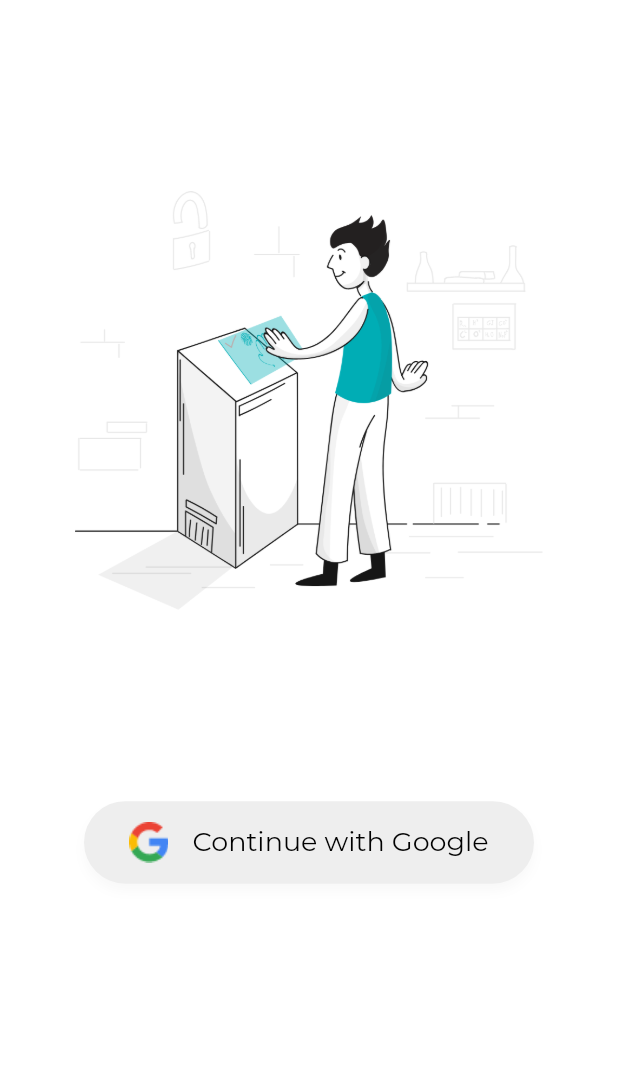
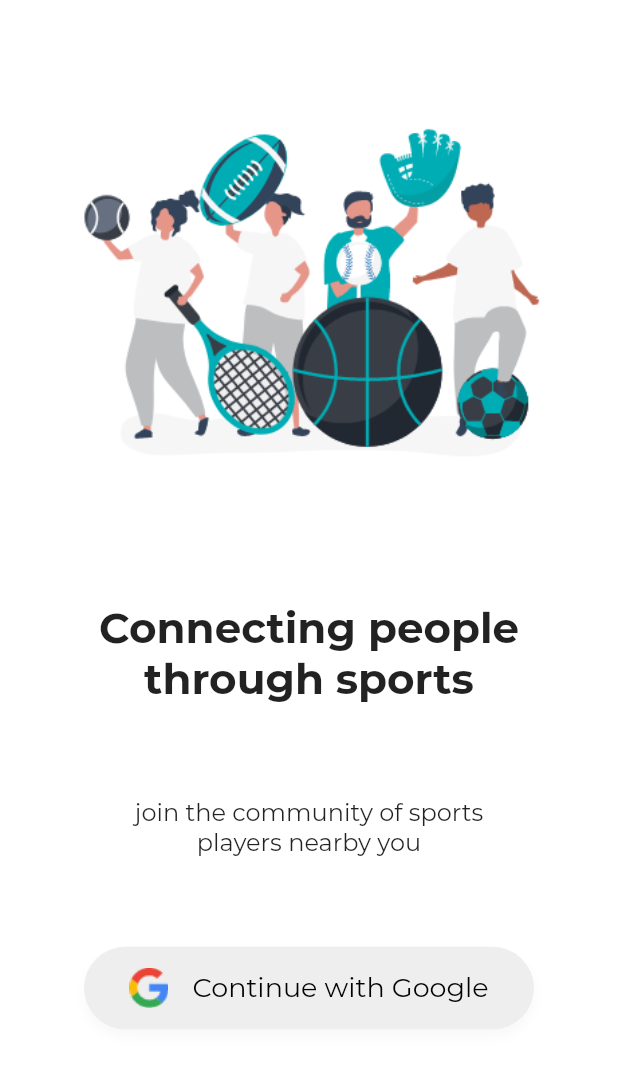
Before and after one commit to Runbhumi/Runbhumi, a Flutter app: the SecondPage screen opened by its route, on a phone screen of 412 x 824 dp. Shown: the top 1068 px of the screen. Run offline on Flutter 3.47's test engine with Material 2 defaults, Android fonts, the phone set to English and light mode, and no system bars; our stand-ins replace bubble_tab_indicator, cloud_firestore, datetime_picker_formfield, firebase_auth, firebase_core, google_sign_in and 2 more; accounts and stored records are empty; statements that could not run were skipped; project files that could hold a hidden picture were left out.

Commit message:
🔥enhanced secondpage.dart

```diff
--- a/lib/view/auth/secondPage.dart
+++ b/lib/view/auth/secondPage.dart
@@ -1,3 +1,5 @@
+import 'dart:ui';
+
 import '../../widget/widgets.dart';
 import 'package:Runbhumi/widget/googleOauth.dart';
 import 'package:flutter/material.dart';
@@ -19,7 +21,10 @@ class _SecondPageState extends State<SecondPage> {
             Padding(
               padding:
                   const EdgeInsets.symmetric(horizontal: 50.0, vertical: 20.0),
-              child: Image(image: AssetImage('assets/login.png')),
+              child: Image(
+                // image: AssetImage('assets/login.png'),
+                image: AssetImage('assets/sports-illustration1.png'),
+              ),
             ),
             /*Padding(
               padding: const EdgeInsets.all(8.0),
@@ -56,6 +61,28 @@ class _SecondPageState extends State<SecondPage> {
               routeName: "/signup",
             ),
             DividingOr(),*/
+            Padding(
+              padding:
+                  const EdgeInsets.symmetric(horizontal: 24.0, vertical: 4.0),
+              child: Text(
+                "Connecting people through sports",
+                style: TextStyle(
+                  fontWeight: FontWeight.bold,
+                  fontSize: 28,
+                ),
+                textAlign: TextAlign.center,
+              ),
+            ),
+            Padding(
+              padding: const EdgeInsets.symmetric(horizontal: 60.0),
+              child: Text(
+                "join the community of sports players nearby you",
+                style: TextStyle(
+                  fontSize: 16,
+                ),
+                textAlign: TextAlign.center,
+              ),
+            ),
             GoogleOauth(),
             SizedBox(
               height: 20,
```
Also changed, not shown: assets/sports-illustration1.png (added).
